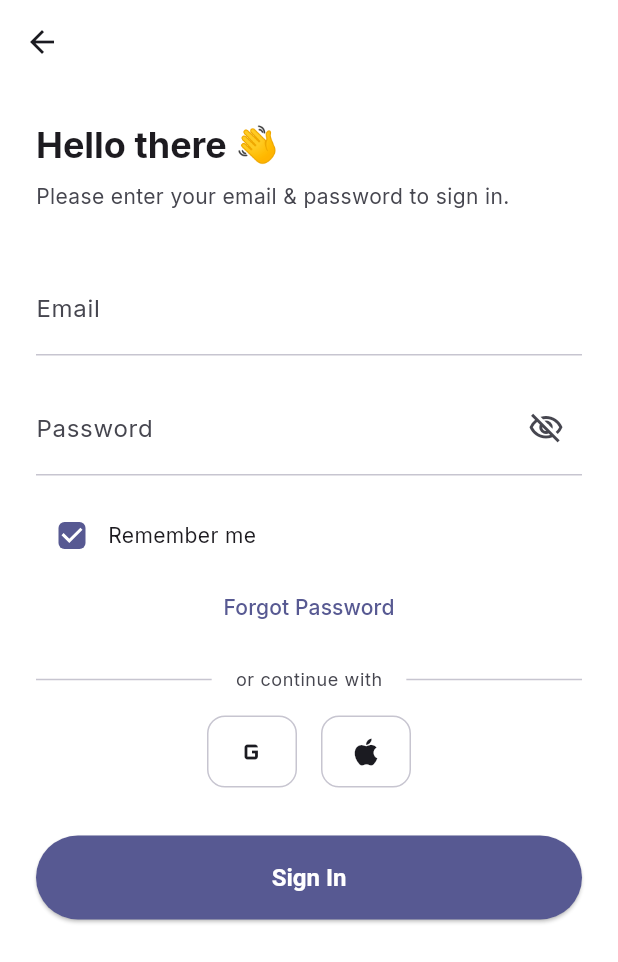
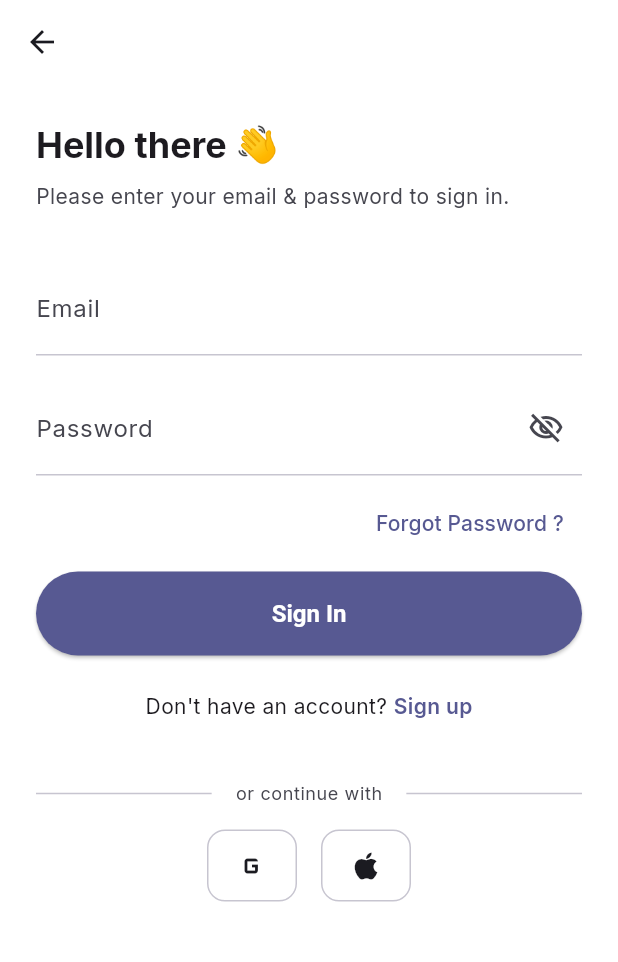
Before and after one commit to patricklouisw/docvault, a Flutter app: the SignInScreen screen opened by its route, on a phone screen of 412 x 824 dp. Shown: the top 962 px of the screen. Run offline on Flutter 3.47's test engine with Material 3 defaults, Android fonts, the phone set to English and light mode, and no system bars; our stand-ins replace cloud_firestore, firebase_auth, firebase_core, flutter_riverpod, go_router, google_fonts and 5 more; accounts and stored records are empty; network calls fail.

Commit message:
Refactor authentication screens in DocVault app to remove 'remember me' functionality and update UI strings
Removed the 'remember me' feature from the sign-in and sign-up processes to simplify user input. Updated UI strings for consistency, including changing 'Sign in with password' to 'Continue with Email' and adjusting the 'Forgot Password' text. Enhanced overall user experience by streamlining the authentication flow and improving clarity in the interface.

```diff
--- a/lib/core/constants/app_strings.dart
+++ b/lib/core/constants/app_strings.dart
@@ -31,7 +31,7 @@ class AppStrings {
   static const continueWithFacebook = 'Continue with Facebook';
   static const continueWithApple = 'Continue with Apple';
   static const or = 'or';
-  static const signInWithPassword = 'Sign in with password';
+  static const continueWithEmail = 'Continue with Email';
   static const dontHaveAccount = "Don't have an account? ";
   static const signUp = 'Sign up';
 
@@ -58,7 +58,6 @@ class AppStrings {
   static const email = 'Email';
   static const password = 'Password';
   static const confirmPassword = 'Confirm Password';
-  static const rememberMe = 'Remember me';
   static const finish = 'Finish';
   static const signUpSuccessful = 'Sign Up Successful!';
   static const accountCreated = 'Your account has been created.';
@@ -68,7 +67,7 @@ class AppStrings {
   static const helloThere = 'Hello there';
   static const signInSubtitle =
       'Please enter your email & password to sign in.';
-  static const forgotPassword = 'Forgot Password';
+  static const forgotPassword = 'Forgot Password ?';
   static const orContinueWith = 'or continue with';
   static const signIn = 'Sign In';
   static const alreadyHaveAccount = 'Already have an account? ';
--- a/lib/features/auth/domain/auth_provider.dart
+++ b/lib/features/auth/domain/auth_provider.dart
@@ -12,7 +12,6 @@ class SignUpFormData {
     this.dateOfBirth,
     this.email = '',
     this.password = '',
-    this.rememberMe = true,
   });
 
   final String fullName;
@@ -21,7 +20,6 @@ class SignUpFormData {
   final DateTime? dateOfBirth;
   final String email;
   final String password;
-  final bool rememberMe;
 
   SignUpFormData copyWith({
     String? fullName,
@@ -30,7 +28,6 @@ class SignUpFormData {
     DateTime? dateOfBirth,
     String? email,
     String? password,
-    bool? rememberMe,
   }) {
     return SignUpFormData(
       fullName: fullName ?? this.fullName,
@@ -39,7 +36,6 @@ class SignUpFormData {
       dateOfBirth: dateOfBirth ?? this.dateOfBirth,
       email: email ?? this.email,
       password: password ?? this.password,
-      rememberMe: rememberMe ?? this.rememberMe,
     );
   }
 }
@@ -64,12 +60,10 @@ class SignUpFormNotifier extends StateNotifier<SignUpFormData> {
   void updateStep2({
     required String email,
     required String password,
-    required bool rememberMe,
   }) {
     state = state.copyWith(
       email: email,
       password: password,
-      rememberMe: rememberMe,
     );
   }
 
--- a/lib/features/auth/presentation/sign_in_screen.dart
+++ b/lib/features/auth/presentation/sign_in_screen.dart
@@ -25,7 +25,6 @@ class _SignInScreenState extends ConsumerState<SignInScreen> {
   final _formKey = GlobalKey<FormState>();
   final _emailController = TextEditingController();
   final _passwordController = TextEditingController();
-  bool _rememberMe = true;
   bool _isLoading = false;
   String? _errorText;
 
@@ -51,14 +50,15 @@ class _SignInScreenState extends ConsumerState<SignInScreen> {
       if (!mounted) return;
       context.go(AppRoutes.vaultUnlock);
     } on FirebaseAuthException catch (e) {
-      log('Sign in FirebaseAuth error: ${e.code}',
-          name: 'SignInScreen');
+      log('Sign in FirebaseAuth error: ${e.code}', name: 'SignInScreen');
       setState(() => _errorText = _mapAuthError(e.code));
     } catch (e, stackTrace) {
-      log('Sign in unexpected error: $e',
-          name: 'SignInScreen',
-          error: e,
-          stackTrace: stackTrace);
+      log(
+        'Sign in unexpected error: $e',
+        name: 'SignInScreen',
+        error: e,
+        stackTrace: stackTrace,
+      );
       setState(() => _errorText = '$e');
     } finally {
       if (mounted) setState(() => _isLoading = false);
@@ -84,14 +84,15 @@ class _SignInScreenState extends ConsumerState<SignInScreen> {
       if (!mounted) return;
       context.go(AppRoutes.vaultUnlock);
     } on FirebaseAuthException catch (e) {
-      log('Social sign in FirebaseAuth error: ${e.code}',
-          name: 'SignInScreen');
+      log('Social sign in FirebaseAuth error: ${e.code}', name: 'SignInScreen');
       setState(() => _errorText = _mapAuthError(e.code));
     } catch (e, stackTrace) {
-      log('Social sign in unexpected error: $e',
-          name: 'SignInScreen',
-          error: e,
-          stackTrace: stackTrace);
+      log(
+        'Social sign in unexpected error: $e',
+        name: 'SignInScreen',
+        error: e,
+        stackTrace: stackTrace,
+      );
       setState(() => _errorText = '$e');
     } finally {
       if (mounted) setState(() => _isLoading = false);
@@ -136,9 +137,7 @@ class _SignInScreenState extends ConsumerState<SignInScreen> {
         ),
       ),
       body: SingleChildScrollView(
-        padding: const EdgeInsets.symmetric(
-          horizontal: AppSpacing.lg,
-        ),
+        padding: const EdgeInsets.symmetric(horizontal: AppSpacing.lg),
         child: Form(
           key: _formKey,
           child: Column(
@@ -180,47 +179,50 @@ class _SignInScreenState extends ConsumerState<SignInScreen> {
                   ),
                 ),
               ],
-              const SizedBox(height: AppSpacing.md),
-              // Remember me
+              const SizedBox(height: AppSpacing.sm),
+              // Forgot Password
+              Align(
+                alignment: Alignment.centerRight,
+                child: TextButton(
+                  onPressed: () => context.push(AppRoutes.forgotPasswordEmail),
+                  child: Text(
+                    AppStrings.forgotPassword,
+                    style: TextStyle(color: colorScheme.primary),
+                  ),
+                ),
+              ),
+              const SizedBox(height: AppSpacing.sm),
+              PrimaryButton(
+                label: AppStrings.signIn,
+                onPressed: _isLoading ? null : _onSignIn,
+                isLoading: _isLoading,
+              ),
+              const SizedBox(height: AppSpacing.lg),
               Row(
+                mainAxisAlignment: MainAxisAlignment.center,
                 children: [
-                  Checkbox(
-                    value: _rememberMe,
-                    onChanged: (value) {
-                      setState(
-                        () => _rememberMe = value ?? false,
-                      );
-                    },
-                  ),
-                  Text(
-                    AppStrings.rememberMe,
-                    style: textTheme.bodyMedium,
+                  Text(AppStrings.dontHaveAccount, style: textTheme.bodyMedium),
+                  GestureDetector(
+                    onTap: _isLoading
+                        ? null
+                        : () => context.push(AppRoutes.signUp),
+                    child: Text(
+                      AppStrings.signUp,
+                      style: textTheme.bodyMedium?.copyWith(
+                        color: colorScheme.primary,
+                        fontWeight: FontWeight.w600,
+                      ),
+                    ),
                   ),
                 ],
               ),
-              // Forgot Password
-              Center(
-                child: TextButton(
-                  onPressed: () => context.push(
-                    AppRoutes.forgotPasswordEmail,
-                  ),
-                  child: Text(
-                    AppStrings.forgotPassword,
-                    style: TextStyle(
-                      color: colorScheme.primary,
-                    ),
-                  ),
-                ),
-              ),
+              const SizedBox(height: AppSpacing.lg),
+
               const SizedBox(height: AppSpacing.md),
               // "or continue with" divider
               Row(
                 children: [
-                  Expanded(
-                    child: Divider(
-                      color: colorScheme.outlineVariant,
-                    ),
-                  ),
+                  Expanded(child: Divider(color: colorScheme.outlineVariant)),
                   Padding(
                     padding: const EdgeInsets.symmetric(
                       horizontal: AppSpacing.md,
@@ -232,11 +234,7 @@ class _SignInScreenState extends ConsumerState<SignInScreen> {
                       ),
                     ),
                   ),
-                  Expanded(
-                    child: Divider(
-                      color: colorScheme.outlineVariant,
-                    ),
-                  ),
+                  Expanded(child: Divider(color: colorScheme.outlineVariant)),
                 ],
               ),
               const SizedBox(height: AppSpacing.md),
@@ -248,28 +246,18 @@ class _SignInScreenState extends ConsumerState<SignInScreen> {
                     icon: Icons.g_mobiledata,
                     onTap: _isLoading
                         ? null
-                        : () => _onSocialSignIn(
-                              authRepo.signInWithGoogle,
-                            ),
+                        : () => _onSocialSignIn(authRepo.signInWithGoogle),
                   ),
                   const SizedBox(width: AppSpacing.md),
                   _SocialIconButton(
                     icon: Icons.apple,
                     onTap: _isLoading
                         ? null
-                        : () => _onSocialSignIn(
-                              authRepo.signInWithApple,
-                            ),
+                        : () => _onSocialSignIn(authRepo.signInWithApple),
                   ),
                 ],
               ),
               const SizedBox(height: AppSpacing.xl),
-              PrimaryButton(
-                label: AppStrings.signIn,
-                onPressed: _isLoading ? null : _onSignIn,
-                isLoading: _isLoading,
-              ),
-              const SizedBox(height: AppSpacing.lg),
             ],
           ),
         ),
@@ -279,10 +267,7 @@ class _SignInScreenState extends ConsumerState<SignInScreen> {
 }
 
 class _SocialIconButton extends StatelessWidget {
-  const _SocialIconButton({
-    required this.icon,
-    required this.onTap,
-  });
+  const _SocialIconButton({required this.icon, required this.onTap});
 
   final IconData icon;
   final VoidCallback? onTap;
@@ -298,9 +283,7 @@ class _SocialIconButton extends StatelessWidget {
         width: 60,
         height: 48,
         decoration: BoxDecoration(
-          border: Border.all(
-            color: colorScheme.outlineVariant,
-          ),
+          border: Border.all(color: colorScheme.outlineVariant),
           borderRadius: BorderRadius.circular(12),
         ),
         child: Icon(icon, color: colorScheme.onSurface),
--- a/lib/features/auth/presentation/sign_up_screen.dart
+++ b/lib/features/auth/presentation/sign_up_screen.dart
@@ -41,8 +41,6 @@ class _SignUpScreenState extends ConsumerState<SignUpScreen> {
   final _emailController = TextEditingController();
   final _passwordController = TextEditingController();
   final _confirmPasswordController = TextEditingController();
-  bool _rememberMe = true;
-
   // Step 3 fields
   final _passphraseController = TextEditingController();
   final _confirmPassphraseController = TextEditingController();
@@ -211,10 +209,6 @@ class _SignUpScreenState extends ConsumerState<SignUpScreen> {
             passwordController: _passwordController,
             confirmPasswordController:
                 _confirmPasswordController,
-            rememberMe: _rememberMe,
-            onRememberMeChanged: (value) {
-              setState(() => _rememberMe = value);
-            },
             onContinue: _onStep2Continue,
             isLoading: _isLoading,
             errorText: _errorText,
```
Also changed, not shown: lib/features/auth/presentation/login_or_signup_screen.dart (+1 -21 lines), lib/features/auth/presentation/widgets/sign_up_account_step.dart (+0 -18 lines).
